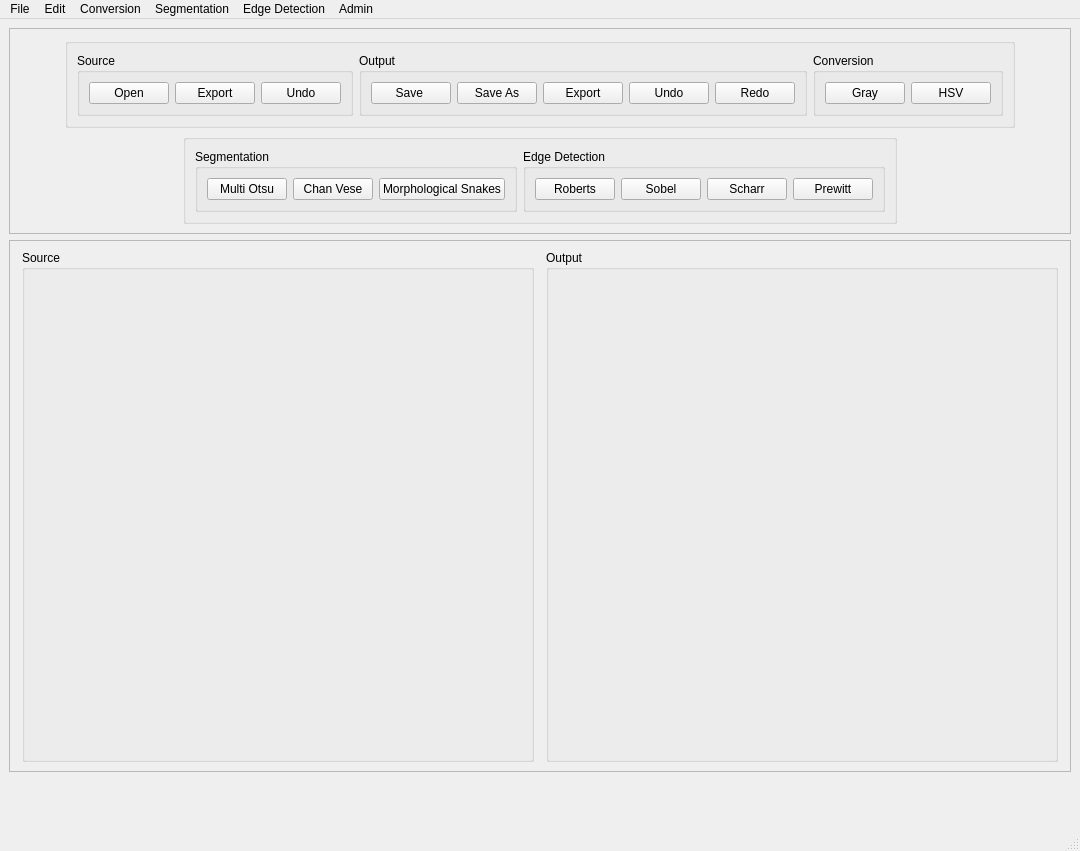
This is pyqtUI_design.ui in UmutDeniz26/Image-Processing-PyQt5-UI as Qt 5 draws it before an edit. The edited form follows.
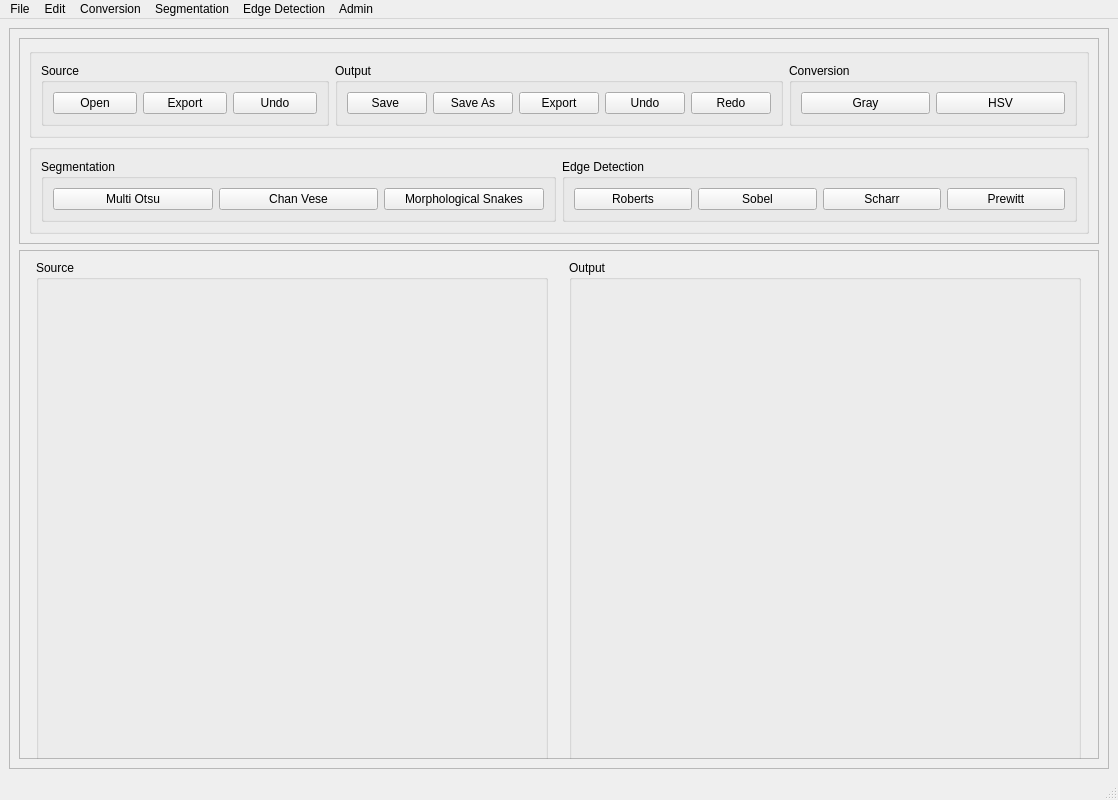
This is the edited form. Icons and pictures are not drawn.

The edit to the form file:
```diff
--- a/pyqtUI_design.ui
+++ b/pyqtUI_design.ui
@@ -9,8 +9,8 @@
    <rect>
     <x>0</x>
     <y>0</y>
-    <width>1080</width>
-    <height>851</height>
+    <width>1118</width>
+    <height>800</height>
    </rect>
   </property>
   <property name="minimumSize">
@@ -29,7 +29,22 @@
    <string>Lab Project</string>
   </property>
   <widget class="QWidget" name="centralwidget">
-   <layout class="QFormLayout" name="formLayout">
+   <layout class="QHBoxLayout" name="horizontalLayout_5">
+    <item alignment="Qt::AlignVCenter">
+     <widget class="QFrame" name="mainFrame">
+      <property name="minimumSize">
+       <size>
+        <width>200</width>
+        <height>200</height>
+       </size>
+      </property>
+      <property name="frameShape">
+       <enum>QFrame::StyledPanel</enum>
+      </property>
+      <property name="frameShadow">
+       <enum>QFrame::Raised</enum>
+      </property>
+      <layout class="QFormLayout" name="formLayout_2">
     <item row="0" column="0" colspan="2">
      <widget class="QFrame" name="toolsFrame">
       <property name="frameShape">
@@ -39,7 +54,7 @@
        <enum>QFrame::Raised</enum>
       </property>
       <layout class="QVBoxLayout" name="verticalLayout">
-       <item alignment="Qt::AlignHCenter|Qt::AlignTop">
+          <item>
         <widget class="QGroupBox" name="first_row">
          <property name="title">
           <string/>
@@ -185,7 +200,7 @@
          </layout>
         </widget>
        </item>
-       <item alignment="Qt::AlignHCenter|Qt::AlignBottom">
+          <item>
         <widget class="QGroupBox" name="second_row">
          <property name="title">
           <string/>
@@ -337,12 +352,15 @@
     </item>
    </layout>
   </widget>
+    </item>
+   </layout>
+  </widget>
   <widget class="QMenuBar" name="menubar">
    <property name="geometry">
     <rect>
      <x>0</x>
      <y>0</y>
-     <width>1080</width>
+     <width>1118</width>
      <height>21</height>
     </rect>
    </property>
```
Lines whose indentation alone changed are shown as unchanged.
